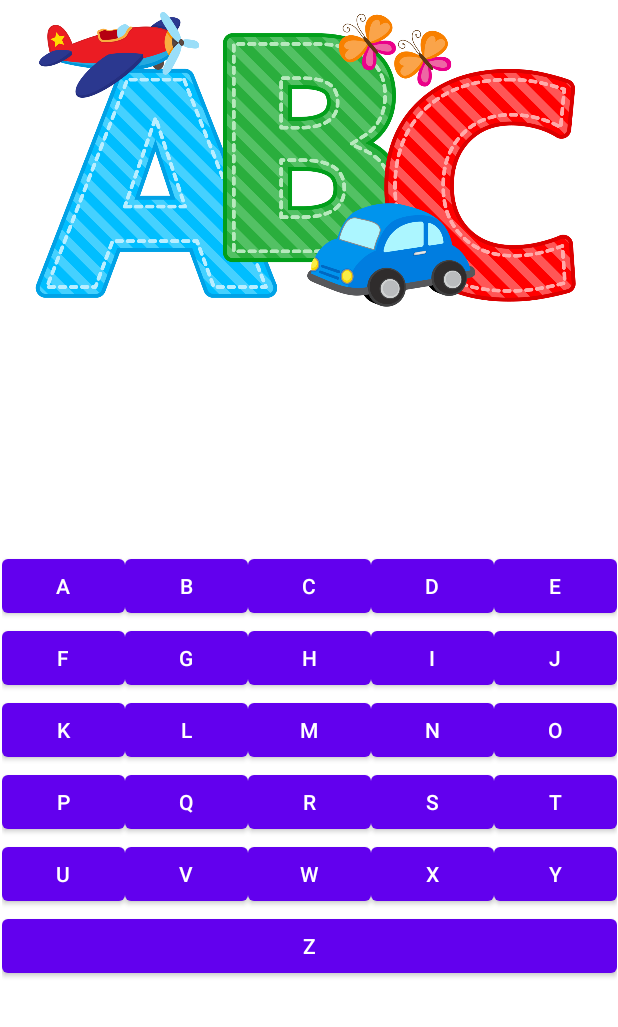
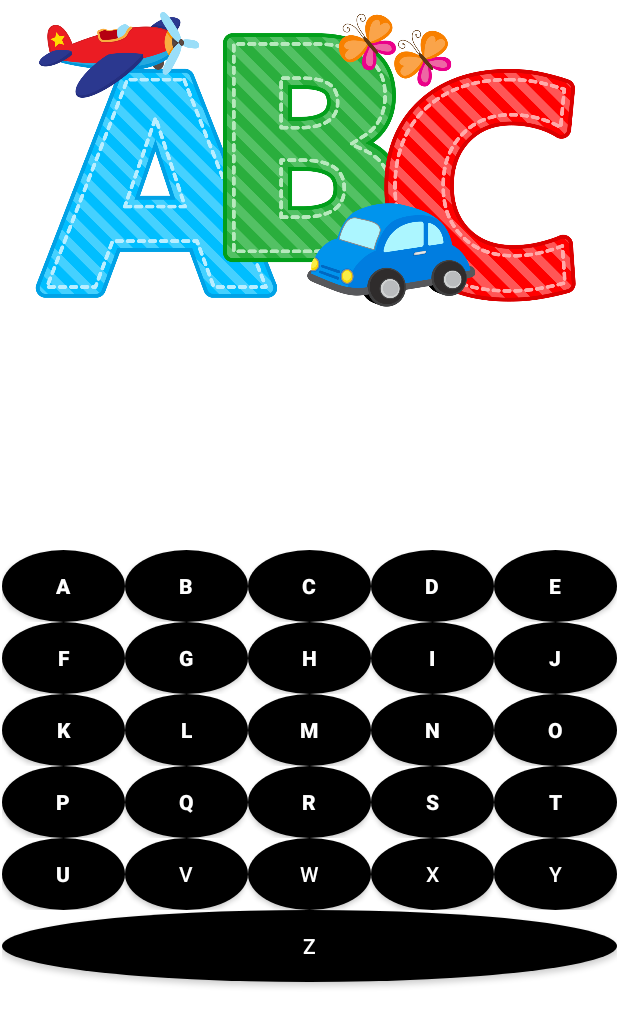
Before and after one commit to UsmannArshad/MC_LEARN_ALPHABET, an Android app: the screen it shows after launch (MainActivity), on a phone screen of 412 x 824 dp. Shown: the top 1027 px of the screen. Run offline under Robolectric (Android 15) with nearby library versions, the phone set to English and light mode, and no system bars.

Commit message:
Randomization of Correct Answer

```diff
--- a/app/src/main/java/com/example/learnalphabet/TestActivity.java
+++ b/app/src/main/java/com/example/learnalphabet/TestActivity.java
@@ -39,7 +39,7 @@ public class TestActivity extends AppCompatActivity {
         String[] arr=new String[]{"A","B","C","D","E","F","G","H","I","J","K","L","M","N","O","P","Q","R","S","T","U","V","W","X","Y","Z"};
         Boolean[] boolarr=new Boolean[26];
         Arrays.fill(boolarr,Boolean.FALSE);
-        String[] other=new String[3];
+        String[] other=new String[4];
         Random random=new Random();
         int index=0;
         int randno=random.nextInt(26)+1;
@@ -51,17 +51,19 @@ public class TestActivity extends AppCompatActivity {
                 boolarr[i]=true;
             }
         }
-        r1.setText(correctans);
-
+        int randindex=random.nextInt(4);
+        other[randindex]=correctans;
         while(true)
         {
             int randnos=random.nextInt(27);
             if(boolarr[randnos-1]==false)
             {
-                other[index]=arr[randnos-1];
+                if(other[index]==null) {
+                    other[index] = arr[randnos - 1];
+                }
                 index++;
             }
-            if(index==3)
+            if(index==4)
             {
                 break;
             }
@@ -69,6 +71,7 @@ public class TestActivity extends AppCompatActivity {
         r2.setText(other[0]);
         r3.setText(other[1]);
         r4.setText(other[2]);
+        r1.setText(other[3]);
         switch (randno){
             case 1:
                 img.setImageResource(R.drawable.apple);
--- /dev/null
+++ b/app/src/main/res/drawable/custom_alphabets.xml
@@ -0,0 +1,4 @@
+<?shape version="1.0" encoding="utf-8"?>
+<shape xmlns:android="http://schemas.android.com/apk/res/android" android:shape="oval">
+<solid android:color="@color/black"></solid>
+</shape>
--- a/app/src/main/res/layout/activity_main.xml
+++ b/app/src/main/res/layout/activity_main.xml
@@ -22,45 +22,60 @@
             android:layout_height="wrap_content"
             android:orientation="horizontal">
 
-            <Button
+            <androidx.appcompat.widget.AppCompatButton
                 android:id="@+id/button30"
                 android:layout_width="wrap_content"
                 android:layout_height="wrap_content"
                 android:layout_weight="1"
+                android:background="@drawable/custom_alphabets"
                 android:onClick="AlphabetClicked"
-                android:text="A" />
+                android:text="A"
+                android:textColor="#FFFFFF"
+                android:textStyle="bold" />
 
-            <Button
+            <androidx.appcompat.widget.AppCompatButton
                 android:id="@+id/button29"
-                android:onClick="AlphabetClicked"
                 android:layout_width="wrap_content"
                 android:layout_height="wrap_content"
                 android:layout_weight="1"
-                android:text="B" />
+                android:background="@drawable/custom_alphabets"
+                android:onClick="AlphabetClicked"
+                android:text="B"
+                android:textColor="#FFFFFF"
+                android:textStyle="bold" />
 
-            <Button
+            <androidx.appcompat.widget.AppCompatButton
                 android:id="@+id/button28"
                 android:layout_width="wrap_content"
                 android:layout_height="wrap_content"
                 android:layout_weight="1"
+                android:background="@drawable/custom_alphabets"
                 android:onClick="AlphabetClicked"
-                android:text="C" />
+                android:text="C"
+                android:textColor="#FFFFFF"
+                android:textStyle="bold" />
 
-            <Button
+            <androidx.appcompat.widget.AppCompatButton
                 android:id="@+id/button27"
                 android:layout_width="wrap_content"
                 android:layout_height="wrap_content"
                 android:layout_weight="1"
+                android:background="@drawable/custom_alphabets"
                 android:onClick="AlphabetClicked"
-                android:text="D" />
+                android:text="D"
+                android:textColor="#FFFFFF"
+                android:textStyle="bold" />
 
-            <Button
+            <androidx.appcompat.widget.AppCompatButton
                 android:id="@+id/button26"
                 android:layout_width="wrap_content"
                 android:layout_height="wrap_content"
                 android:layout_weight="1"
+                android:background="@drawable/custom_alphabets"
                 android:onClick="AlphabetClicked"
-                android:text="E" />
+                android:text="E"
+                android:textColor="#FFFFFF"
+                android:textStyle="bold" />
         </LinearLayout>
 
         <LinearLayout
@@ -68,45 +83,60 @@
             android:layout_height="wrap_content"
             android:orientation="horizontal">
 
-            <Button
+            <androidx.appcompat.widget.AppCompatButton
                 android:id="@+id/button25"
-                android:onClick="AlphabetClicked"
                 android:layout_width="wrap_content"
                 android:layout_height="wrap_content"
                 android:layout_weight="1"
-                android:text="F" />
+                android:background="@drawable/custom_alphabets"
+                android:onClick="AlphabetClicked"
+                android:text="F"
+                android:textColor="#FFFFFF"
+                android:textStyle="bold" />
 
-            <Button
+            <androidx.appcompat.widget.AppCompatButton
                 android:id="@+id/button24"
                 android:layout_width="wrap_content"
-                android:onClick="AlphabetClicked"
                 android:layout_height="wrap_content"
                 android:layout_weight="1"
-                android:text="G" />
+                android:background="@drawable/custom_alphabets"
+                android:onClick="AlphabetClicked"
+                android:text="G"
+                android:textColor="#FFFFFF"
+                android:textStyle="bold" />
 
-            <Button
+            <androidx.appcompat.widget.AppCompatButton
                 android:id="@+id/button23"
                 android:layout_width="wrap_content"
                 android:layout_height="wrap_content"
                 android:layout_weight="1"
+                android:background="@drawable/custom_alphabets"
                 android:onClick="AlphabetClicked"
-                android:text="H" />
+                android:text="H"
+                android:textColor="#FFFFFF"
+                android:textStyle="bold" />
 
-            <Button
+            <androidx.appcompat.widget.AppCompatButton
                 android:id="@+id/button22"
                 android:layout_width="wrap_content"
                 android:layout_height="wrap_content"
                 android:layout_weight="1"
+                android:background="@drawable/custom_alphabets"
                 android:onClick="AlphabetClicked"
-                android:text="I" />
+                android:text="I"
+                android:textColor="#FFFFFF"
+                android:textStyle="bold" />
 
-            <Button
+            <androidx.appcompat.widget.AppCompatButton
                 android:id="@+id/button21"
                 android:layout_width="wrap_content"
                 android:layout_height="wrap_content"
+                android:layout_weight="1"
+                android:background="@drawable/custom_alphabets"
                 android:onClick="AlphabetClicked"
-                android:layout_weight="1"
-                android:text="J" />
+                android:text="J"
+                android:textColor="#FFFFFF"
+                android:textStyle="bold" />
         </LinearLayout>
 
         <LinearLayout
@@ -114,45 +144,60 @@
             android:layout_height="wrap_content"
             android:orientation="horizontal">
 
-            <Button
+            <androidx.appcompat.widget.AppCompatButton
                 android:id="@+id/button20"
                 android:layout_width="wrap_content"
                 android:layout_height="wrap_content"
                 android:layout_weight="1"
+                android:background="@drawable/custom_alphabets"
                 android:onClick="AlphabetClicked"
-                android:text="K" />
+                android:text="K"
+                android:textColor="#FFFFFF"
+                android:textStyle="bold" />
 
-            <Button
+            <androidx.appcompat.widget.AppCompatButton
                 android:id="@+id/button19"
                 android:layout_width="wrap_content"
                 android:layout_height="wrap_content"
+                android:layout_weight="1"
+                android:background="@drawable/custom_alphabets"
                 android:onClick="AlphabetClicked"
-                android:layout_weight="1"
-                android:text="L" />
+                android:text="L"
+                android:textColor="#FFFFFF"
+                android:textStyle="bold" />
 
-            <Button
+            <androidx.appcompat.widget.AppCompatButton
                 android:id="@+id/button18"
                 android:layout_width="wrap_content"
                 android:layout_height="wrap_content"
+                android:layout_weight="1"
+                android:background="@drawable/custom_alphabets"
                 android:onClick="AlphabetClicked"
-                android:layout_weight="1"
-                android:text="M" />
+                android:text="M"
+                android:textColor="#FFFFFF"
+                android:textStyle="bold" />
 
-            <Button
+            <androidx.appcompat.widget.AppCompatButton
                 android:id="@+id/button17"
                 android:layout_width="wrap_content"
                 android:layout_height="wrap_content"
                 android:layout_weight="1"
+                android:background="@drawable/custom_alphabets"
                 android:onClick="AlphabetClicked"
-                android:text="N" />
+                android:text="N"
+                android:textColor="#FFFFFF"
+                android:textStyle="bold" />
 
-            <Button
+            <androidx.appcompat.widget.AppCompatButton
                 android:id="@+id/button16"
                 android:layout_width="wrap_content"
                 android:layout_height="wrap_content"
                 android:layout_weight="1"
+                android:background="@drawable/custom_alphabets"
                 android:onClick="AlphabetClicked"
-                android:text="O" />
+                android:text="O"
+                android:textColor="#FFFFFF"
+                android:textStyle="bold" />
         </LinearLayout>
 
         <LinearLayout
@@ -160,45 +205,60 @@
             android:layout_height="wrap_content"
             android:orientation="horizontal">
 
-            <Button
+            <androidx.appcompat.widget.AppCompatButton
                 android:id="@+id/button15"
                 android:layout_width="wrap_content"
                 android:layout_height="wrap_content"
                 android:layout_weight="1"
+                android:background="@drawable/custom_alphabets"
                 android:onClick="AlphabetClicked"
-                android:text="P" />
+                android:text="P"
+                android:textColor="#FFFFFF"
+                android:textStyle="bold" />
 
-            <Button
+            <androidx.appcompat.widget.AppCompatButton
                 android:id="@+id/button14"
                 android:layout_width="wrap_content"
                 android:layout_height="wrap_content"
                 android:layout_weight="1"
+                android:background="@drawable/custom_alphabets"
                 android:onClick="AlphabetClicked"
-                android:text="Q" />
+                android:text="Q"
+                android:textColor="#FFFFFF"
+                android:textStyle="bold" />
 
-            <Button
+            <androidx.appcompat.widget.AppCompatButton
                 android:id="@+id/button13"
                 android:layout_width="wrap_content"
                 android:layout_height="wrap_content"
                 android:layout_weight="1"
+                android:background="@drawable/custom_alphabets"
                 android:onClick="AlphabetClicked"
-                android:text="R" />
+                android:text="R"
+                android:textColor="#FFFFFF"
+                android:textStyle="bold" />
 
-            <Button
+            <androidx.appcompat.widget.AppCompatButton
                 android:id="@+id/button12"
                 android:layout_width="wrap_content"
                 android:layout_height="wrap_content"
                 android:layout_weight="1"
+                android:background="@drawable/custom_alphabets"
                 android:onClick="AlphabetClicked"
-                android:text="S" />
+                android:text="S"
+                android:textColor="#FFFFFF"
+                android:textStyle="bold" />
 
-            <Button
+            <androidx.appcompat.widget.AppCompatButton
                 android:id="@+id/button10"
                 android:layout_width="wrap_content"
                 android:layout_height="wrap_content"
                 android:layout_weight="1"
+                android:background="@drawable/custom_alphabets"
                 android:onClick="AlphabetClicked"
-                android:text="T" />
+                android:text="T"
+                android:textColor="#FFFFFF"
+                android:textStyle="bold" />
         </LinearLayout>
 
         <LinearLayout
@@ -206,44 +266,55 @@
             android:layout_height="wrap_content"
             android:orientation="horizontal">
 
-            <Button
+            <androidx.appcompat.widget.AppCompatButton
                 android:id="@+id/button9"
                 android:layout_width="wrap_content"
-                android:onClick="AlphabetClicked"
                 android:layout_height="wrap_content"
                 android:layout_weight="1"
-                android:text="U" />
+                android:background="@drawable/custom_alphabets"
+                android:onClick="AlphabetClicked"
+                android:text="U"
+                android:textColor="#FFFFFF"
+                android:textStyle="bold" />
 
-            <Button
+            <androidx.appcompat.widget.AppCompatButton
                 android:id="@+id/button8"
                 android:layout_width="wrap_content"
                 android:layout_height="wrap_content"
                 android:onClick="AlphabetClicked"
+                android:textColor="#FFFFFF"
+                android:background="@drawable/custom_alphabets"
                 android:layout_weight="1"
                 android:text="V" />
 
-            <Button
+            <androidx.appcompat.widget.AppCompatButton
                 android:id="@+id/button7"
                 android:layout_width="wrap_content"
                 android:layout_height="wrap_content"
                 android:layout_weight="1"
                 android:onClick="AlphabetClicked"
+                android:textColor="#FFFFFF"
+                android:background="@drawable/custom_alphabets"
                 android:text="W" />
 
-            <Button
+            <androidx.appcompat.widget.AppCompatButton
                 android:id="@+id/button6"
                 android:layout_width="wrap_content"
                 android:layout_height="wrap_content"
                 android:layout_weight="1"
                 android:onClick="AlphabetClicked"
+                android:textColor="#FFFFFF"
+                android:background="@drawable/custom_alphabets"
                 android:text="X" />
 
-            <Button
+            <androidx.appcompat.widget.AppCompatButton
                 android:id="@+id/button"
                 android:layout_width="wrap_content"
                 android:layout_height="wrap_content"
                 android:layout_weight="1"
+                android:textColor="#FFFFFF"
                 android:onClick="AlphabetClicked"
+                android:background="@drawable/custom_alphabets"
                 android:text="Y" />
         </LinearLayout>
 
@@ -252,12 +323,14 @@
             android:layout_height="61dp"
             android:orientation="horizontal">
 
-            <Button
+            <androidx.appcompat.widget.AppCompatButton
                 android:id="@+id/button11"
                 android:layout_width="wrap_content"
                 android:layout_height="wrap_content"
+                android:textColor="#FFFFFF"
                 android:layout_weight="1"
                 android:onClick="AlphabetClicked"
+                android:background="@drawable/custom_alphabets"
                 android:text="Z" />
         </LinearLayout>
     </LinearLayout>
```
